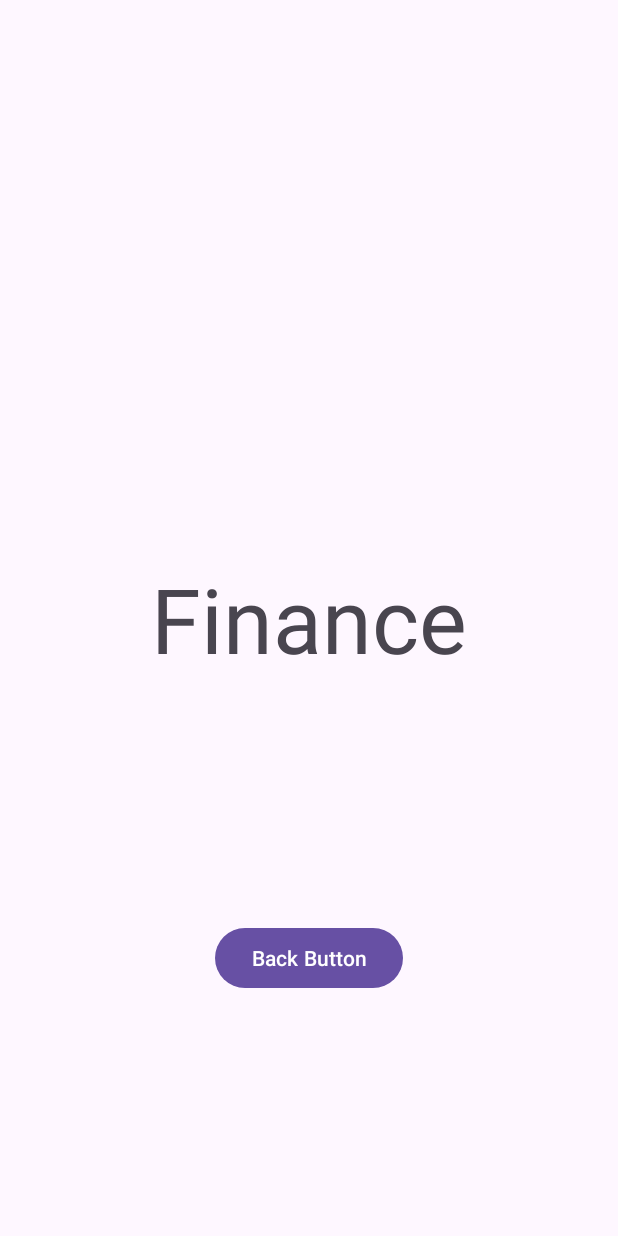
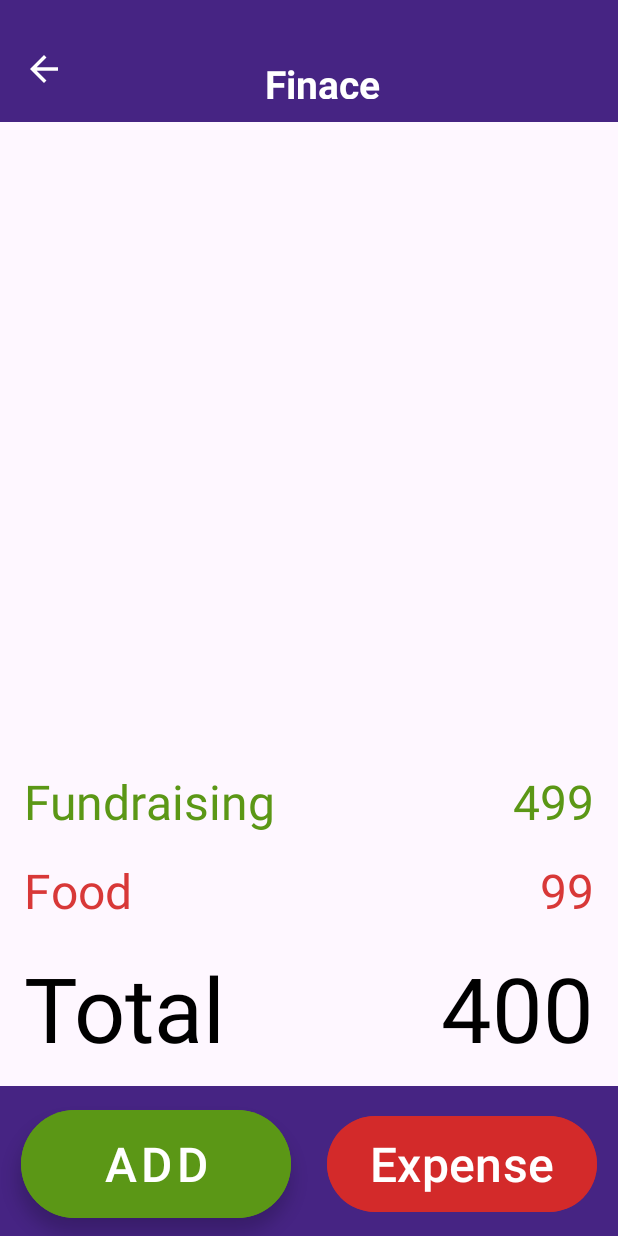
Before and after one commit to DevlinHamill/cs460GroupProject, an Android app: the Finance screen opened directly, with no data from a screen before it, on a phone screen of 412 x 824 dp. Run offline under Robolectric (Android 15) with nearby library versions, the phone set to English and light mode, and no system bars.

```diff
--- a/app/build.gradle.kts
+++ b/app/build.gradle.kts
@@ -1,6 +1,5 @@
 plugins {
     alias(libs.plugins.androidApplication)
-    id("com.google.gms.google-services")
 }
 
 android {
@@ -39,7 +38,6 @@ dependencies {
     implementation(libs.activity)
     implementation(libs.constraintlayout)
     implementation(libs.roundedimageview)
-    implementation(libs.firebase.firestore)
     testImplementation(libs.junit)
     androidTestImplementation(libs.ext.junit)
     androidTestImplementation(libs.espresso.core)
--- a/app/src/main/java/com/example/project/Finance.java
+++ b/app/src/main/java/com/example/project/Finance.java
@@ -27,7 +27,7 @@ public class Finance extends AppCompatActivity {
         setListeners();
     }
     private void setListeners(){
-        binding.backbtn.setOnClickListener(v ->
+        binding.backarrow.setOnClickListener(v ->
                 finish()
         );
 
--- a/app/src/main/java/com/example/project/Member.java
+++ b/app/src/main/java/com/example/project/Member.java
@@ -1,6 +1,5 @@
 package com.example.project;
 
 public class Member {
-    String name, profileImage, id, officerStatus;
-
+    String name, profileImage;
 }
--- a/app/src/main/res/layout/activity_finance.xml
+++ b/app/src/main/res/layout/activity_finance.xml
@@ -5,25 +5,164 @@
     android:id="@+id/main"
     android:layout_width="match_parent"
     android:layout_height="match_parent"
-    tools:context=".Finance">
+    tools:context=".MainActivity">
+    <LinearLayout
+        android:id="@+id/layoutHeader"
+        android:layout_width="match_parent"
+        android:layout_height="wrap_content"
+        android:gravity="center_vertical"
+        android:background="@color/BackGround"
+        android:orientation="horizontal"
+        android:padding="15dp"
+        app:layout_constraintTop_toTopOf="parent"
+        >
+        <ImageView
+            android:id="@+id/backarrow"
+            android:layout_width="28dp"
+            android:layout_height="28dp"
+            android:contentDescription="@string/app_name"
+            android:src="@drawable/icon_back_arrow"
+            android:layout_marginTop="5dp"
+            app:tint="@color/white" />
+        <TextView
+            android:layout_width="0dp"
+            android:layout_height="wrap_content"
+            android:layout_marginTop="15dp"
+            android:layout_marginEnd="10dp"
+            android:layout_weight="1"
+            android:gravity="center"
+            android:text="Finace"
+            android:textColor="@color/white"
+            android:textSize="26sp"
+            android:textStyle="bold"/>
+    </LinearLayout>
+
 
     <TextView
-        android:id="@+id/textView"
-        android:layout_width="wrap_content"
+        android:id="@+id/Income"
+        android:layout_width="match_parent"
         android:layout_height="wrap_content"
-        android:text="@string/finance"
-        android:textSize="60sp"
+        android:layout_margin="16dp"
+        android:layout_marginTop="70dp"
+        android:text="Fundraising"
+        android:textAlignment="viewStart"
+        android:textColor="@color/Green"
+        android:textSize="32sp"
+        app:layout_constraintBottom_toTopOf="@+id/Expense"
+        />
+
+
+    <TextView
+        android:id="@+id/addInc"
+        android:layout_width="match_parent"
+        android:layout_height="wrap_content"
+        android:layout_margin="16dp"
+        android:text="499"
+        android:textAlignment="textEnd"
+        android:textColor="@color/Green"
+        android:textSize="32dp"
+        app:layout_constraintBottom_toTopOf="@+id/remExp"
+        />
+
+    <TextView
+        android:id="@+id/Expense"
+        android:layout_width="match_parent"
+        android:layout_height="wrap_content"
+        android:layout_margin="16dp"
+        android:layout_marginBottom="64dp"
+        android:text="Food"
+        android:textAlignment="viewStart"
+        android:textColor="@color/Red"
+        android:textSize="32dp"
+        app:layout_constraintBottom_toTopOf="@id/Total"
+
+        />
+
+    <TextView
+        android:id="@+id/remExp"
+        android:layout_width="match_parent"
+        android:layout_height="wrap_content"
+        android:layout_margin="16dp"
+        android:text="99"
+        android:textAlignment="textEnd"
+        android:textColor="@color/Red"
+        android:textSize="32dp"
+        app:layout_constraintBottom_toTopOf="@+id/result_display"
+        />
+
+    <TextView
+        android:id="@+id/Total"
+        android:layout_width="match_parent"
+        android:layout_height="wrap_content"
+        android:layout_margin="16dp"
+        android:text="Total"
+        android:textColor="@color/black"
+        android:textSize="60dp"
+        android:textAlignment="viewStart"
+        app:layout_constraintBottom_toTopOf="@id/button_layout"
+        />
+    <TextView
+        android:id="@+id/result_display"
+        android:layout_width="match_parent"
+        android:layout_height="wrap_content"
+        android:layout_margin="16dp"
+        android:text="400"
+        android:textColor="@color/black"
+        android:textSize="60dp"
+        android:textAlignment="textEnd"
+        app:layout_constraintBottom_toTopOf="@id/button_layout"/>
+    <LinearLayout
+        android:id="@+id/layoutFooter"
+        android:layout_width="match_parent"
+        android:layout_height="wrap_content"
+        android:gravity="center_vertical"
+        android:background="@color/BackGround"
+        android:orientation="horizontal"
+        android:padding="50dp"
         app:layout_constraintBottom_toBottomOf="parent"
-        app:layout_constraintEnd_toEndOf="parent"
         app:layout_constraintStart_toStartOf="parent"
-        app:layout_constraintTop_toTopOf="parent" />
-    <Button
-        android:id="@+id/backbtn"
-        android:layout_width="wrap_content"
+        />
+    <LinearLayout
+        android:id="@+id/button_layout"
+        android:layout_width="match_parent"
         android:layout_height="wrap_content"
-        android:text="@string/back_button"
+        android:orientation="vertical"
         app:layout_constraintBottom_toBottomOf="parent"
-        app:layout_constraintEnd_toEndOf="parent"
-        app:layout_constraintStart_toStartOf="parent"
-        app:layout_constraintTop_toBottomOf="@+id/textView" />
+        app:layout_constraintStart_toStartOf="parent">
+
+
+        <LinearLayout
+            android:gravity="center"
+            android:layout_width="match_parent"
+            android:layout_height="wrap_content"
+            android:orientation="horizontal">
+
+            <com.google.android.material.button.MaterialButton
+                android:id="@+id/Adding"
+                style="@style/Widget.MaterialComponents.ExtendedFloatingActionButton"
+                android:layout_width="180dp"
+                android:layout_height="72dp"
+                android:layout_margin="12dp"
+                android:backgroundTint="@color/Green"
+                android:text="ADD"
+                android:textColor="@color/white"
+                android:textSize="32dp"
+                app:cornerRadius="36dp"/>
+
+            <com.google.android.material.button.MaterialButton
+                android:id="@+id/Remove"
+                style="@style/ShapeAppearance.Material3.NavigationBarView.ActiveIndicator"
+                android:layout_width="180dp"
+                android:layout_height="72dp"
+                android:layout_margin="12dp"
+                android:backgroundTint="@color/Red"
+                android:text="Expense"
+                android:textColor="@color/white"
+                android:textSize="32dp"
+                app:cornerRadius="36dp"/>
+
+
+        </LinearLayout>
+    </LinearLayout>
+
 </androidx.constraintlayout.widget.ConstraintLayout>
--- a/app/src/main/res/values/colors.xml
+++ b/app/src/main/res/values/colors.xml
@@ -2,4 +2,8 @@
 <resources>
     <color name="black">#FF000000</color>
     <color name="white">#FFFFFFFF</color>
+
+    <color name="Red">#EED52A2A</color>
+    <color name="Green">#5B9716</color>
+    <color name="BackGround">#462483</color>
 </resources>
--- a/gradle/libs.versions.toml
+++ b/gradle/libs.versions.toml
@@ -8,8 +8,6 @@ material = "1.10.0"
 activity = "1.8.0"
 constraintlayout = "2.1.4"
 roundedimageview = "2.3.0"
-firebaseFirestore = "25.1.1"
-googleServices = "4.4.2"
 
 [libraries]
 junit = { group = "junit", name = "junit", version.ref = "junit" }
@@ -20,8 +18,6 @@ material = { group = "com.google.android.material", name = "material", version.r
 activity = { group = "androidx.activity", name = "activity", version.ref = "activity" }
 constraintlayout = { group = "androidx.constraintlayout", name = "constraintlayout", version.ref = "constraintlayout" }
 roundedimageview = { group = "com.makeramen", name = "roundedimageview", version.ref = "roundedimageview" }
-firebase-firestore = { group = "com.google.firebase", name = "firebase-firestore", version.ref = "firebaseFirestore" }
-google-services = { group = "com.google.gms", name = "google-services", version.ref = "googleServices" }
 
 [plugins]
 androidApplication = { id = "com.android.application", version.ref = "agp" }
```
Also changed, not shown: app/src/main/java/com/example/project/MembersList.java (+30 -66 lines), app/src/main/res/layout/activity_members_list.xml (+8 -35 lines), app/src/main/res/values/strings.xml (line endings or trailing spaces).
